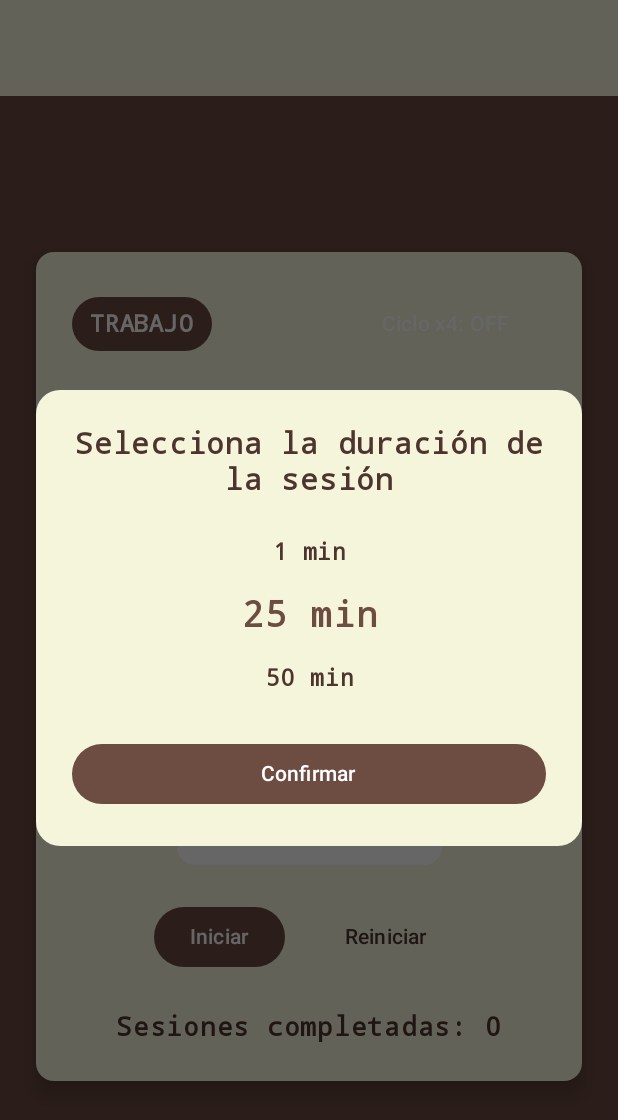
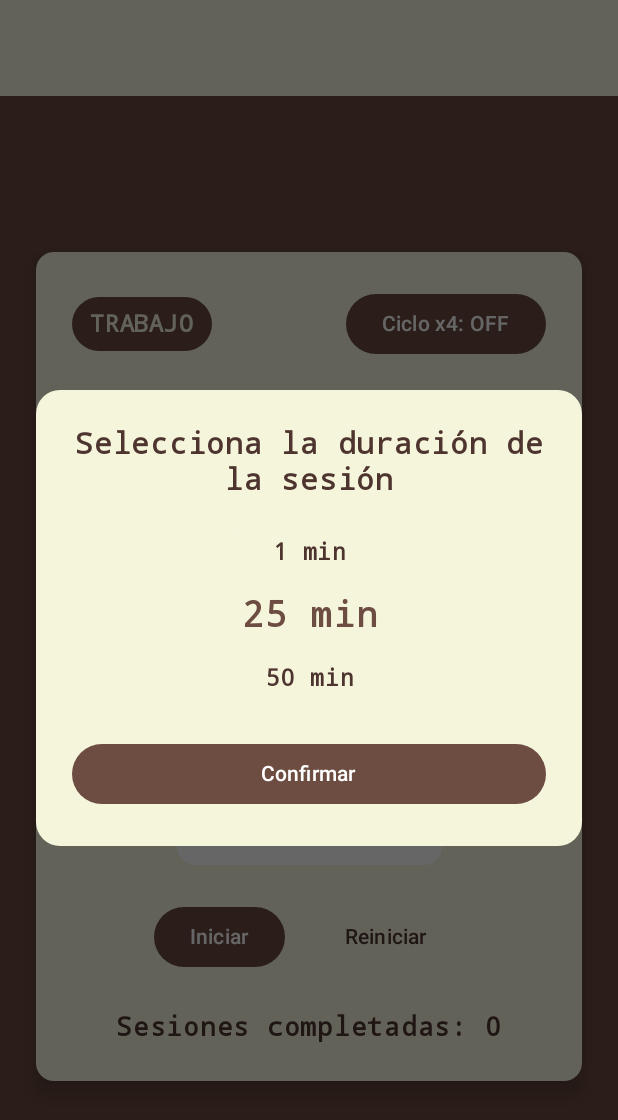
Before and after one commit to AGranados87/Mokka, an Android app built with Jetpack Compose: the screen it shows after launch (MainActivity), after a tap on "Ciclo x4: ON", on a phone screen of 412 x 824 dp. Shown: the top 1120 px of the screen. Run offline under Robolectric (Android 15) with nearby library versions, the phone set to English and light mode, and no system bars.

Commit message:
Afinado colores.

```diff
--- a/src/main/java/com/agranadosruiz/mokka/ui/theme/PomodoroScreen.kt
+++ b/src/main/java/com/agranadosruiz/mokka/ui/theme/PomodoroScreen.kt
@@ -329,7 +329,6 @@ fun PomodoroScreen(modifier: Modifier = Modifier) {
                             else MaterialTheme.colorScheme.onSurfaceVariant
                         )
                     } else {
-                        // Píldora marrón cuando el ciclo x4 está desactivado
                         val estado = when {
                             waitingForBreak -> "¡SESIÓN COMPLETADA!"
                             sessionType == SessionType.WORK -> "TRABAJO"
@@ -343,8 +342,8 @@ fun PomodoroScreen(modifier: Modifier = Modifier) {
                     Button(
                         onClick = { cycle4Enabled = !cycle4Enabled },
                         colors = ButtonDefaults.buttonColors(
-                            containerColor = if (cycle4Enabled) MaterialTheme.colorScheme.primary
-                            else MaterialTheme.colorScheme.secondary,
+                            containerColor = if (cycle4Enabled) MaterialTheme.colorScheme.onSurface
+                            else MaterialTheme.colorScheme.primary,
                             contentColor = MaterialTheme.colorScheme.onPrimary
                         )
                     ) { Text(cicloLabel) }
@@ -486,12 +485,12 @@ private fun EstadoPildora(texto: String) {
     Box(
         modifier = Modifier
             .background(
-                color = MaterialTheme.colorScheme.primary, // marrón del tema
+                color = MaterialTheme.colorScheme.primary,
                 shape = RoundedCornerShape(999.dp)
             )
             .padding(horizontal = 12.dp, vertical = 6.dp)
     ) {
-        Text(text = texto, color = MaterialTheme.colorScheme.onPrimary)
+        Text(text = texto, color = MaterialTheme.colorScheme.secondary)
     }
 }
 
```
Also changed, not shown: src/main/res/drawable/mokkapositive.jpeg (added).
